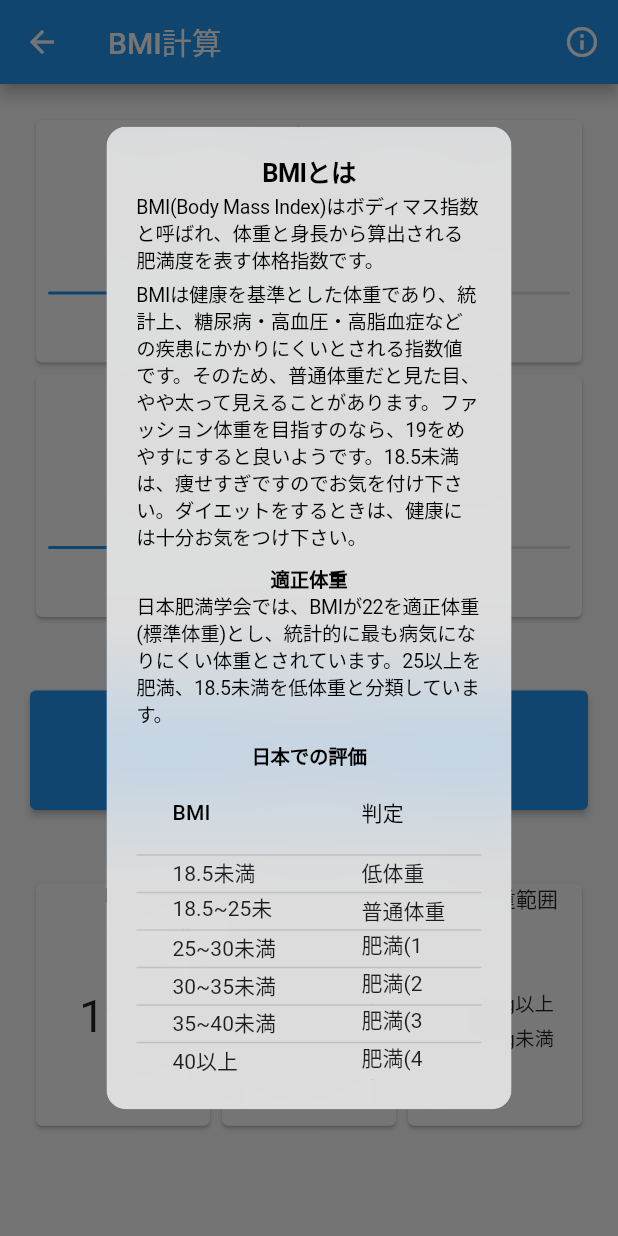
After one commit to ohyeaho/protein_log, a Flutter app: the BmiCalculationPage screen opened directly, after a tap on the "remove circle outline" icon, after a tap on the "add circle outline" icon, after a tap on the "info outline" icon, on a phone screen of 412 x 824 dp. The commit adds this screen. Run offline on Flutter 3.47's test engine with Material 2 defaults, Android fonts, the phone set to English and light mode, and no system bars; drawn by our look-alikes of google_mobile_ads; our stand-ins replace shared_preferences, table_calendar; missing offline and left inert: app_tracking_transparency; accounts and stored records are empty; network calls fail.

Commit message:
created UI for bmi calcultation page

```diff
--- a/lib/model/admob.dart
+++ b/lib/model/admob.dart
@@ -6,14 +6,14 @@ class AdMob {
     // iOSとAndroidで広告ユニットIDを分岐させる
     if (Platform.isAndroid) {
       // Androidの広告ユニットID
-      bannerUnitId = 'ca-app-pub-6583499550754592/9410554180';
+      // bannerUnitId = 'ca-app-pub-6583499550754592/9410554180';
       //テスト用
-      // bannerUnitId = 'ca-app-pub-3940256099942544/6300978111';
+      bannerUnitId = 'ca-app-pub-3940256099942544/6300978111';
     } else if (Platform.isIOS) {
       // iOSの広告ユニットID
-      bannerUnitId = 'ca-app-pub-6583499550754592/3548725559';
+      // bannerUnitId = 'ca-app-pub-6583499550754592/3548725559';
       //テスト用
-      // bannerUnitId = 'ca-app-pub-3940256099942544/2934735716';
+      bannerUnitId = 'ca-app-pub-3940256099942544/2934735716';
     }
     return bannerUnitId;
   }
--- a/lib/pages/add_page.dart
+++ b/lib/pages/add_page.dart
@@ -22,6 +22,7 @@ class _AddPageState extends State<AddPage> {
       listener: BannerAdListener(),
     );
     myBanner.load();
+
     return Scaffold(
       appBar: AppBar(
         title: Text('項目の追加'),
--- /dev/null
+++ b/lib/pages/bmi_calculation_page.dart
@@ -0,0 +1,389 @@
+import 'package:flutter/cupertino.dart';
+import 'package:flutter/material.dart';
+import 'package:google_mobile_ads/google_mobile_ads.dart';
+import 'package:protein_log/model/admob.dart';
+
+class BmiCalculationPage extends StatefulWidget {
+  const BmiCalculationPage({Key? key}) : super(key: key);
+
+  @override
+  State<BmiCalculationPage> createState() => _BmiCalculationPageState();
+}
+
+class _BmiCalculationPageState extends State<BmiCalculationPage> {
+  int height = 170;
+  int weight = 60;
+
+  @override
+  Widget build(BuildContext context) {
+    final adHeight = MediaQuery.of(context).size.height;
+    final BannerAd myBanner = BannerAd(
+      adUnitId: AdMob().getBannerAdUnitId(),
+      size: AdSize.banner,
+      request: AdRequest(),
+      listener: BannerAdListener(),
+    );
+    myBanner.load();
+
+    return Scaffold(
+      appBar: AppBar(
+        title: Text('BMI計算'),
+        actions: [
+          IconButton(
+            onPressed: () {
+              showDialog(
+                context: context,
+                builder: (context) {
+                  return CupertinoAlertDialog(
+                    title: Text('BMIとは'),
+                    content: Column(
+                      children: [
+                        Text(
+                          'BMI(Body Mass Index)はボディマス指数と呼ばれ、体重と身長から算出される肥満度を表す体格指数です。',
+                          textAlign: TextAlign.start,
+                        ),
+                        SizedBox(height: 5),
+                        Text(
+                          'BMIは健康を基準とした体重であり、統計上、糖尿病・高血圧・高脂血症などの疾患にかかりにくいとされる指数値です。そのため、普通体重だと見た目、やや太って見えることがあります。ファッション体重を目指すのなら、19をめやすにすると良いようです。18.5未満は、痩せすぎですのでお気を付け下さい。ダイエットをするときは、健康には十分お気をつけ下さい。',
+                          textAlign: TextAlign.start,
+                        ),
+                        SizedBox(height: 10),
+                        Text(
+                          '適正体重',
+                          style: TextStyle(fontWeight: FontWeight.bold),
+                        ),
+                        Text(
+                          '日本肥満学会では、BMIが22を適正体重(標準体重)とし、統計的に最も病気になりにくい体重とされています。25以上を肥満、18.5未満を低体重と分類しています。',
+                          textAlign: TextAlign.start,
+                        ),
+                        SizedBox(height: 10),
+                        Text(
+                          '日本での評価',
+                          style: TextStyle(fontWeight: FontWeight.bold),
+                        ),
+                        Container(
+                          child: DataTable(
+                            dataRowHeight: 25,
+                            columns: [
+                              DataColumn(
+                                label: Text('BMI'),
+                              ),
+                              DataColumn(
+                                label: Text('判定'),
+                              ),
+                            ],
+                            rows: [
+                              DataRow(
+                                cells: [
+                                  DataCell(Text('18.5未満')),
+                                  DataCell(Text('低体重')),
+                                ],
+                              ),
+                              DataRow(
+                                cells: [
+                                  DataCell(Text('18.5~25未満')),
+                                  DataCell(Text('普通体重')),
+                                ],
+                              ),
+                              DataRow(
+                                cells: [
+                                  DataCell(Text('25~30未満')),
+                                  DataCell(Text('肥満(1度)')),
+                                ],
+                              ),
+                              DataRow(
+                                cells: [
+                                  DataCell(Text('30~35未満')),
+                                  DataCell(Text('肥満(2度)')),
+                                ],
+                              ),
+                              DataRow(
+                                cells: [
+                                  DataCell(Text('35~40未満')),
+                                  DataCell(Text('肥満(3度)')),
+                                ],
+                              ),
+                              DataRow(
+                                cells: [
+                                  DataCell(Text('40以上')),
+                                  DataCell(Text('肥満(4度)')),
+                                ],
+                              ),
+                            ],
+                          ),
+                        ),
+                      ],
+                    ),
+                  );
+                },
+              );
+            },
+            icon: Icon(Icons.info_outline),
+          ),
+        ],
+      ),
+      body: Column(
+        children: [
+          Expanded(
+            child: Padding(
+              padding: const EdgeInsets.all(20.0),
+              child: Column(
+                children: [
+                  Expanded(
+                    child: Card(
+                      child: Column(
+                        mainAxisAlignment: MainAxisAlignment.center,
+                        children: [
+                          Text('身長'),
+                          Row(
+                            mainAxisAlignment: MainAxisAlignment.spaceEvenly,
+                            children: [
+                              IconButton(
+                                onPressed: () {
+                                  setState(() {
+                                    height--;
+                                  });
+                                },
+                                icon: Icon(
+                                  Icons.remove_circle_outline,
+                                  size: 35,
+                                ),
+                              ),
+                              Row(
+                                mainAxisAlignment: MainAxisAlignment.center,
+                                crossAxisAlignment: CrossAxisAlignment.baseline,
+                                textBaseline: TextBaseline.alphabetic,
+                                children: [
+                                  Text(
+                                    height.toString(),
+                                    style: TextStyle(fontSize: 30),
+                                  ),
+                                  SizedBox(
+                                    width: 5.0,
+                                  ),
+                                  Text('cm')
+                                ],
+                              ),
+                              IconButton(
+                                onPressed: () {
+                                  setState(() {
+                                    height++;
+                                  });
+                                },
+                                icon: Icon(
+                                  Icons.add_circle_outline,
+                                  size: 35,
+                                ),
+                              ),
+                            ],
+                          ),
+                          Expanded(
+                            child: Container(
+                              width: double.infinity,
+                              child: CupertinoSlider(
+                                value: height.toDouble(),
+                                min: 120.0,
+                                max: 220.0,
+                                onChanged: (value) {
+                                  setState(() {
+                                    height = value.toInt();
+                                  });
+                                },
+                              ),
+                            ),
+                          )
+                        ],
+                      ),
+                    ),
+                  ),
+                  Expanded(
+                    child: Card(
+                      child: Column(
+                        mainAxisAlignment: MainAxisAlignment.center,
+                        children: [
+                          Text('体重'),
+                          Row(
+                            mainAxisAlignment: MainAxisAlignment.spaceEvenly,
+                            children: [
+                              IconButton(
+                                onPressed: () {
+                                  setState(() {
+                                    weight--;
+                                  });
+                                },
+                                icon: Icon(
+                                  Icons.remove_circle_outline,
+                                  size: 35,
+                                ),
+                              ),
+                              Row(
+                                mainAxisAlignment: MainAxisAlignment.center,
+                                crossAxisAlignment: CrossAxisAlignment.baseline,
+                                textBaseline: TextBaseline.alphabetic,
+                                children: [
+                                  Text(
+                                    weight.toString(),
+                                    style: TextStyle(fontSize: 30),
+                                  ),
+                                  SizedBox(
+                                    width: 5.0,
+                                  ),
+                                  Text('kg')
+                                ],
+                              ),
+                              IconButton(
+                                onPressed: () {
+                                  setState(() {
+                                    weight++;
+                                  });
+                                },
+                                icon: Icon(
+                                  Icons.add_circle_outline,
+                                  size: 35,
+                                ),
+                              ),
+                            ],
+                          ),
+                          Expanded(
+                            child: Container(
+                              width: double.infinity,
+                              child: CupertinoSlider(
+                                value: weight.toDouble(),
+                                min: 0.0,
+                                max: 150.0,
+                                onChanged: (value) {
+                                  setState(() {
+                                    weight = value.toInt();
+                                  });
+                                },
+                              ),
+                            ),
+                          )
+                        ],
+                      ),
+                    ),
+                  ),
+                  Expanded(
+                    child: Padding(
+                      padding: const EdgeInsets.symmetric(vertical: 45.0),
+                      child: Container(
+                        width: double.infinity,
+                        child: ElevatedButton(
+                          onPressed: () {
+                            // ProteinFormula calc = ProteinFormula(
+                            //   weight: weight,
+                            //   motion: _index,
+                            //   ageId: ageId,
+                            // );
+                            // setState(() {
+                            //   result = calc.resultProtein()!;
+                            // });
+                          },
+                          child: FittedBox(
+                            child: Text(
+                              '計算',
+                              style: TextStyle(fontSize: 25),
+                            ),
+                          ),
+                        ),
+                      ),
+                    ),
+                  ),
+                  Expanded(
+                    child: Row(
+                      children: [
+                        Expanded(
+                          child: Card(
+                            child: Column(
+                              mainAxisAlignment: MainAxisAlignment.spaceBetween,
+                              children: [
+                                Text('BMI'),
+                                Text(
+                                  '19.7',
+                                  style: TextStyle(fontSize: 30),
+                                ),
+                                SizedBox(),
+                              ],
+                            ),
+                          ),
+                        ),
+                        Expanded(
+                          child: Card(
+                            child: Column(
+                              mainAxisAlignment: MainAxisAlignment.spaceBetween,
+                              children: [
+                                Text('適正体重'),
+                                Row(
+                                  mainAxisAlignment: MainAxisAlignment.center,
+                                  crossAxisAlignment: CrossAxisAlignment.baseline,
+                                  textBaseline: TextBaseline.alphabetic,
+                                  children: [
+                                    Text(
+                                      '64.7',
+                                      style: TextStyle(fontSize: 30),
+                                    ),
+                                    Text('kg'),
+                                  ],
+                                ),
+                                SizedBox(),
+                              ],
+                            ),
+                          ),
+                        ),
+                        Expanded(
+                          child: Card(
+                            child: Column(
+                              mainAxisAlignment: MainAxisAlignment.spaceBetween,
+                              children: [
+                                Text('普通体重範囲'),
+                                Column(
+                                  children: [
+                                    Row(
+                                      mainAxisAlignment: MainAxisAlignment.center,
+                                      children: [
+                                        Text(
+                                          '54.4',
+                                          style: TextStyle(fontSize: 20),
+                                        ),
+                                        Text(
+                                          'kg以上',
+                                          style: TextStyle(fontSize: 13),
+                                        ),
+                                      ],
+                                    ),
+                                    Row(
+                                      mainAxisAlignment: MainAxisAlignment.center,
+                                      children: [
+                                        Text(
+                                          '73.5',
+                                          style: TextStyle(fontSize: 20),
+                                        ),
+                                        Text(
+                                          'kg未満',
+                                          style: TextStyle(fontSize: 13),
+                                        ),
+                                      ],
+                                    ),
+                                  ],
+                                ),
+                                SizedBox(),
+                              ],
+                            ),
+                          ),
+                        ),
+                      ],
+                    ),
+                  ),
+                ],
+              ),
+            ),
+          ),
+          Container(
+            height: adHeight * 0.06,
+            child: AdWidget(ad: myBanner),
+          ),
+        ],
+      ),
+    );
+  }
+}
--- a/lib/pages/goal_page.dart
+++ b/lib/pages/goal_page.dart
@@ -2,6 +2,7 @@ import 'package:flutter/material.dart';
 import 'package:flutter/services.dart';
 import 'package:google_mobile_ads/google_mobile_ads.dart';
 import 'package:protein_log/model/admob.dart';
+import 'package:protein_log/pages/bmi_calculation_page.dart';
 import 'package:protein_log/pages/intake_calculation_page.dart';
 
 class GoalPage extends StatefulWidget {
@@ -115,6 +116,8 @@ class _GoalPageState extends State<GoalPage> {
                 ),
               ),
             ),
+            Column(
+              children: [
                 ElevatedButton(
                   onPressed: () {
                     Navigator.push(
@@ -126,6 +129,20 @@ class _GoalPageState extends State<GoalPage> {
                   },
                   child: Text('たんぱく質目安計算'),
                 ),
+                SizedBox(height: 20),
+                ElevatedButton(
+                  onPressed: () {
+                    Navigator.push(
+                      context,
+                      MaterialPageRoute(
+                        builder: (context) => BmiCalculationPage(),
+                      ),
+                    );
+                  },
+                  child: Text('BMI計算'),
+                ),
+              ],
+            ),
             Container(
               height: height * 0.06,
               child: AdWidget(ad: myBanner),
--- a/lib/pages/intake_calculation_page.dart
+++ b/lib/pages/intake_calculation_page.dart
@@ -50,7 +50,7 @@ class _IntakeCalculationPageState extends State<IntakeCalculationPage> {
         children: [
           Expanded(
             child: Padding(
-              padding: const EdgeInsets.all(40.0),
+              padding: const EdgeInsets.all(20.0),
               child: Column(
                 children: [
                   Expanded(
@@ -214,7 +214,8 @@ class _IntakeCalculationPageState extends State<IntakeCalculationPage> {
                             ],
                           )
                         ],
-                    )),
+                      ),
+                    ),
                   ),
                   Expanded(
                     child: Padding(
```
Lines whose indentation alone changed are shown as unchanged.
